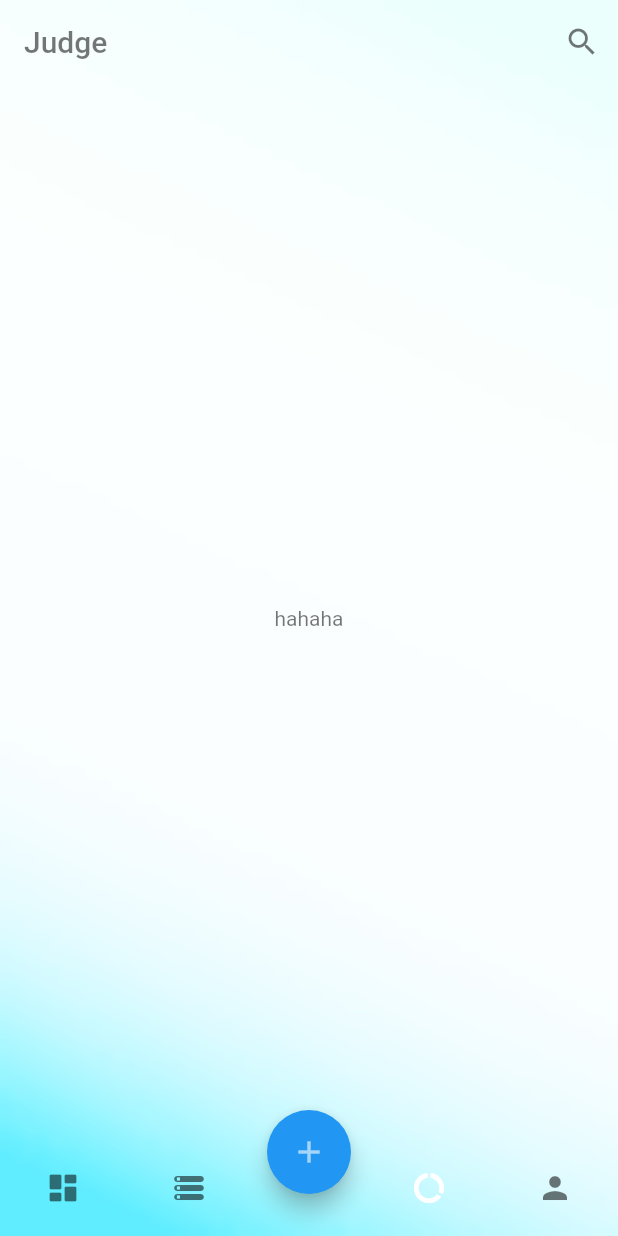
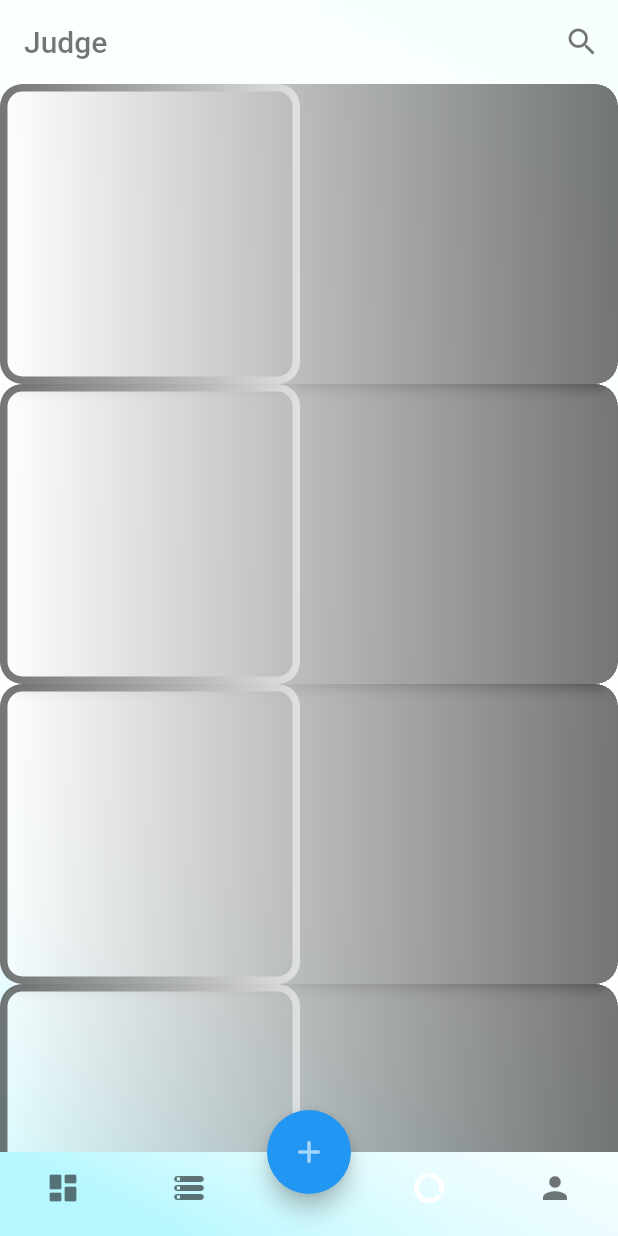
Before and after one commit to Kogler7/Planplus, a Flutter app: the screen it shows after launch, item 3 of the bottom bar chosen, on a phone screen of 412 x 824 dp. Run offline on Flutter 3.47's test engine with Material 2 defaults, Android fonts, the phone set to English and light mode, and no system bars; our stand-ins replace fluro, flutter_screenutil, fluttertoast; missing offline and left inert: flutter_custom_calendar; statements that could not run were skipped.

Commit message:
snapshot 21s04h (0.1.0 beta 1 UI开发)
尝试添加Judge部分组件；
为软件底色添加一层磨砂效果，但效率有待优化。

```diff
--- a/lib/main.dart
+++ b/lib/main.dart
@@ -1,5 +1,5 @@
-// Copyright 2021 The Planplus Authors. All rights reserved.
-// Snapshot 21s04g belongs to Version 0.1.0 beta 1.
+/// Copyright 2021 The Planplus Authors. All rights reserved.
+/// Snapshot 21s04h belongs to Version 0.1.0 beta 1.
 import 'package:flutter/material.dart';
 import 'package:flutter_planplus/global.dart';
 import 'package:flutter_screenutil/flutter_screenutil.dart';
--- a/lib/page/home.dart
+++ b/lib/page/home.dart
@@ -131,6 +131,16 @@ class _HomePageState extends State<HomePage> {
             image: KImage.mainBack(_themeIndex),
             fit: BoxFit.cover,
           ),
+          ///效率有待优化
+          GlassicContainer(
+            width: MediaQuery.of(context).size.width,
+            height: MediaQuery.of(context).size.height,
+            borderRadius: 0,
+            linearGradient: LinearGradient(colors: [Colors.white54, Colors.white54]),
+            border: 0,
+            blur: 3,
+            borderGradient: LinearGradient(colors: [Colors.white54, Colors.white54]),
+          ),
           Scaffold(
             backgroundColor: Colors.transparent,
             appBar: AppBar(
--- a/lib/page/tabs/judge_page.dart
+++ b/lib/page/tabs/judge_page.dart
@@ -14,8 +14,20 @@ class JudgePage extends StatefulWidget {
 class _JudgePageState extends State<JudgePage> {
   @override
   Widget build(BuildContext context) {
-    return Center(
-      child: Text('hahaha',style: TextStyle(color: Colors.black54)),
+    return ListView.builder(
+      itemCount: 5,
+      itemBuilder: (ctx, index) {
+        return GlassicContainer(
+          padding: EdgeInsets.only(top: 100),
+          width: 200,
+          height: 200,
+          borderRadius: 15,
+          linearGradient: LinearGradient(colors: [Colors.white54, Colors.black54]),
+          border: 5,
+          blur: 3,
+          borderGradient: LinearGradient(colors: [Colors.black54, Colors.white54]),
+        );
+      },
     );
   }
 }
```
Also changed, not shown: lib/page/tabs/judge/details.dart (added).
